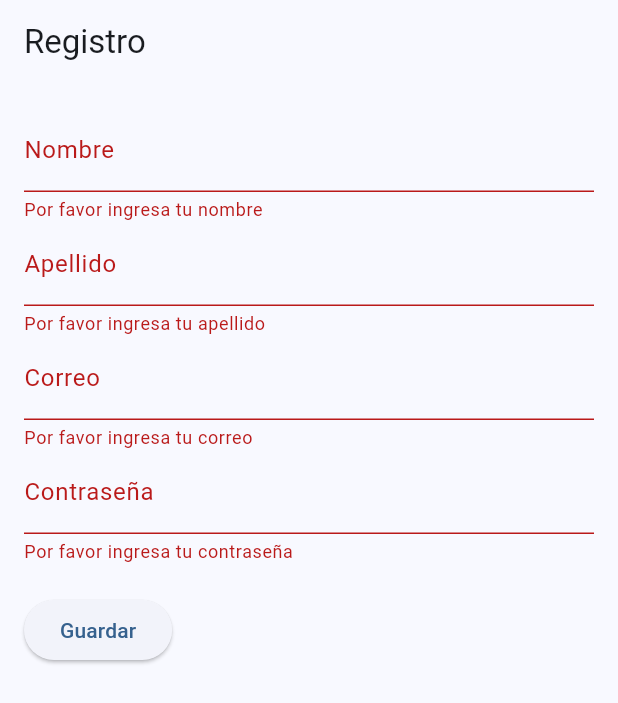
After one commit to ZionitAdmin/todo_final, a Flutter app: the RegistroScreen screen opened by its route, after a tap on "Guardar", on a phone screen of 412 x 824 dp. The commit adds this screen. Shown: the top 703 px of the screen. Run offline on Flutter 3.47's test engine with Material 3 defaults, Android fonts, the phone set to English and light mode, and no system bars; our stand-ins replace go_router, isar; accounts and stored records are empty; generated files the repository leaves out were written again.

Commit message:
Cambios/home_screen/registro_screen/registro_model/registro_service

```diff
--- a/lib/config/router/app_router.dart
+++ b/lib/config/router/app_router.dart
@@ -5,6 +5,7 @@ import 'package:todo_practica_final/views/important_view.dart';
 import 'package:todo_practica_final/views/my_day_view.dart';
 import 'package:todo_practica_final/views/pendant_view.dart';
 
+import '../../screens/registro_screen.dart';
 import '../../views/project_view.dart';
 
 
@@ -15,6 +16,10 @@ final GoRouter appRouter = GoRouter(
       path: '/login',
       name: LoginScreen.name,
       builder: (context, state) => const LoginScreen(),
+    ),
+    GoRoute(
+      path: '/registro', name: RegistroScreen.name,// Ruta para el registro
+      builder: (context, state) => const RegistroScreen(), // Builder del RegistroScreen
     ),
     StatefulShellRoute.indexedStack(
       builder: (_, __, navigationShell) => HomeScreen(children: navigationShell),
--- /dev/null
+++ b/lib/model/registro_model.dart
@@ -0,0 +1,21 @@
+
+import 'package:isar/isar.dart';
+part 'registro_model.g.dart';
+// Modelo de datos para el registro
+@Collection()
+class RegistroData {
+  late Id isarId;
+  final String nombre;
+  final String apellido;
+  final DateTime fechaNacimiento;
+  final String correo;
+  final String contrasena;
+
+  RegistroData({
+    required this.nombre,
+    required this.apellido,
+    required this.fechaNacimiento,
+    required this.correo,
+    required this.contrasena,
+  });
+}
--- a/lib/providers/theme_provider.dart
+++ b/lib/providers/theme_provider.dart
@@ -19,5 +19,5 @@ ThemeData darkTheme() {
 }
 
 ThemeData lightTheme() {
-  return ThemeData(brightness: Brightness.light, colorSchemeSeed: Colors.purple);
+  return ThemeData(brightness: Brightness.light, colorSchemeSeed: Colors.blue);
 }
--- /dev/null
+++ b/lib/screens/registro_screen.dart
@@ -0,0 +1,111 @@
+import 'package:flutter/material.dart';
+import '../model/registro_model.dart';
+import '../services/registro_service.dart';
+import 'login_screen.dart'; // Importa tu servicio de registro
+
+class RegistroScreen extends StatefulWidget {
+  static const String name = "registro_screen";
+  const RegistroScreen({Key? key}) : super(key: key);
+
+  @override
+  _RegistroScreenState createState() => _RegistroScreenState();
+}
+
+class _RegistroScreenState extends State<RegistroScreen> {
+  final _formKey = GlobalKey<FormState>();
+  final TextEditingController _nombreController = TextEditingController();
+  final TextEditingController _apellidoController = TextEditingController();
+  final TextEditingController _correoController = TextEditingController();
+  final TextEditingController _contrasenaController = TextEditingController();
+
+  @override
+  Widget build(BuildContext context) {
+    return Scaffold(
+      appBar: AppBar(
+        title: const Text('Registro'),
+      ),
+      body: Padding(
+        padding: const EdgeInsets.all(16.0),
+        child: Form(
+          key: _formKey,
+          child: Column(
+            crossAxisAlignment: CrossAxisAlignment.start,
+            children: [
+              TextFormField(
+                controller: _nombreController,
+                decoration: const InputDecoration(labelText: 'Nombre'),
+                validator: (value) {
+                  if (value == null || value.isEmpty) {
+                    return 'Por favor ingresa tu nombre';
+                  }
+                  return null;
+                },
+              ),
+              TextFormField(
+                controller: _apellidoController,
+                decoration: const InputDecoration(labelText: 'Apellido'),
+                validator: (value) {
+                  if (value == null || value.isEmpty) {
+                    return 'Por favor ingresa tu apellido';
+                  }
+                  return null;
+                },
+              ),
+              TextFormField(
+                controller: _correoController,
+                decoration: const InputDecoration(labelText: 'Correo'),
+                validator: (value) {
+                  if (value == null || value.isEmpty) {
+                    return 'Por favor ingresa tu correo';
+                  }
+                  // Aquí podrías agregar validaciones adicionales para el formato del correo
+                  return null;
+                },
+              ),
+              TextFormField(
+                controller: _contrasenaController,
+                obscureText: true,
+                decoration: const InputDecoration(labelText: 'Contraseña'),
+                validator: (value) {
+                  if (value == null || value.isEmpty) {
+                    return 'Por favor ingresa tu contraseña';
+                  }
+                  // Aquí podrías agregar validaciones adicionales para la fortaleza de la contraseña
+                  return null;
+                },
+              ),
+              const SizedBox(height: 20),
+              ElevatedButton(
+                onPressed: () {
+                  if (_formKey.currentState!.validate()) {
+                    // Si el formulario es válido, captura los datos y los guarda
+                    _guardarDatosDeRegistro();
+                  }
+                },
+                child: const Text('Guardar'),
+              ),
+            ],
+          ),
+        ),
+      ),
+    );
+  }
+
+  void _guardarDatosDeRegistro() {
+    // Crea una instancia de RegistroData con los datos capturados del usuario
+    RegistroData registro = RegistroData(
+      nombre: _nombreController.text,
+      apellido: _apellidoController.text,
+      fechaNacimiento: DateTime.now(), // Puedes agregar un campo de fecha de nacimiento en el futuro
+      correo: _correoController.text,
+      contrasena: _contrasenaController.text,
+    );
+
+    // Utiliza el servicio de registro para guardar los datos en la base de datos
+    RegistroService registroService = RegistroService();
+    registroService.guardarDatosDeRegistro(registro);
+
+    // Redirige a la pantalla de inicio de sesión después de guardar los datos
+    Navigator.of(context).pushReplacement(MaterialPageRoute(builder: (context) => LoginScreen()));
+  }
+}
--- a/lib/views/my_day_view.dart
+++ b/lib/views/my_day_view.dart
@@ -1,7 +1,7 @@
 import 'package:flutter/material.dart';
 
 class HomeView extends StatelessWidget {
-  static const String name = "my_day_view";
+  static const String name = "home_view";
   const HomeView({super.key});
 
   @override
```
Also changed, not shown: lib/db/repository/prueba_repo_impl.dart (+11 -6 lines), lib/providers/important_tasks_provider.dart (added, +14 -0 lines), lib/screens/home_screen.dart (+101 -8 lines), lib/screens/login_screen.dart (+14 -13 lines), lib/services/registro_service.dart (added, +19 -0 lines), lib/model/registro_model.g.dart (added), lib/views/pendant_view.dart (line endings or trailing spaces).
